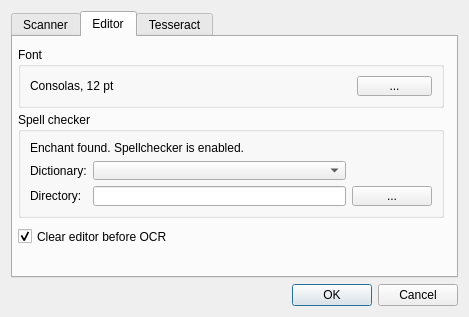
The window that ui/ui_settings.ui (zdenop/lector) describes before a commit, drawn with Qt 5.
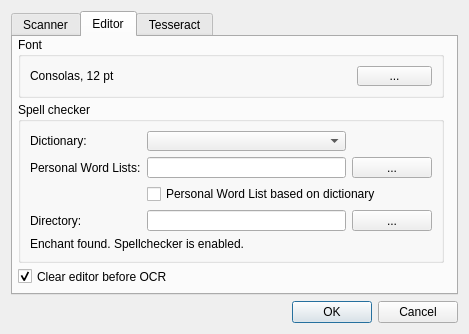
The same window after the commit. The open tabs and pages were chosen to show the change.

Commit message: user (PWL) dictionary

The edit to the form file:
```diff
--- a/ui/ui_settings.ui
+++ b/ui/ui_settings.ui
@@ -7,7 +7,7 @@
     <x>0</x>
     <y>0</y>
     <width>469</width>
-    <height>317</height>
+    <height>334</height>
    </rect>
   </property>
   <property name="windowTitle">
@@ -141,7 +141,7 @@
          <property name="geometry">
           <rect>
            <x>5</x>
-           <y>10</y>
+           <y>0</y>
            <width>426</width>
            <height>61</height>
           </rect>
@@ -195,7 +195,7 @@
          <property name="geometry">
           <rect>
            <x>5</x>
-           <y>190</y>
+           <y>230</y>
            <width>426</width>
            <height>19</height>
           </rect>
@@ -211,37 +211,37 @@
          <property name="geometry">
           <rect>
            <x>5</x>
-           <y>75</y>
+           <y>65</y>
            <width>426</width>
-           <height>106</height>
+           <height>161</height>
           </rect>
          </property>
          <property name="title">
           <string>Spell checker</string>
          </property>
          <layout class="QGridLayout" name="gridLayout">
-          <item row="1" column="0">
+          <item row="2" column="0">
            <widget class="QLabel" name="dictionaryLabel">
             <property name="text">
              <string>Dictionary:</string>
             </property>
            </widget>
           </item>
-          <item row="1" column="1">
+          <item row="2" column="1">
            <widget class="QComboBox" name="dictBox">
             <property name="toolTip">
              <string>Here is list of found distionaries</string>
             </property>
            </widget>
           </item>
-          <item row="2" column="0">
+          <item row="7" column="0">
            <widget class="QLabel" name="directoryLabel">
             <property name="text">
              <string>Directory:</string>
             </property>
            </widget>
           </item>
-          <item row="2" column="1">
+          <item row="7" column="1">
            <widget class="QLineEdit" name="directoryLine">
             <property name="mouseTracking">
              <bool>false</bool>
@@ -261,7 +261,7 @@
             </property>
            </widget>
           </item>
-          <item row="2" column="2">
+          <item row="7" column="2">
            <widget class="QPushButton" name="dictDirButton">
             <property name="toolTip">
              <string>Click here to set directory with your spellchecking dictionaries.</string>
@@ -271,7 +271,38 @@
             </property>
            </widget>
           </item>
-          <item row="0" column="0" colspan="3">
+          <item row="3" column="0">
+           <widget class="QLabel" name="labePWL">
+            <property name="text">
+             <string>Personal Word Lists:</string>
+            </property>
+           </widget>
+          </item>
+          <item row="3" column="1">
+           <widget class="QLineEdit" name="lineEditPWL"/>
+          </item>
+          <item row="3" column="2">
+           <widget class="QPushButton" name="pushButtonPWL">
+            <property name="text">
+             <string>...</string>
+            </property>
+           </widget>
+          </item>
+          <item row="4" column="1" colspan="2">
+           <widget class="QCheckBox" name="checkBoxPWL">
+            <property name="toolTip">
+             <string>&lt;!DOCTYPE HTML PUBLIC &quot;-//W3C//DTD HTML 4.0//EN&quot; &quot;http://www.w3.org/TR/REC-html40/strict.dtd&quot;&gt;
+&lt;html&gt;&lt;head&gt;&lt;meta name=&quot;qrichtext&quot; content=&quot;1&quot; /&gt;&lt;style type=&quot;text/css&quot;&gt;
+p, li { white-space: pre-wrap; }
+&lt;/style&gt;&lt;/head&gt;&lt;body style=&quot; font-family:'MS Shell Dlg 2'; font-size:8.25pt; font-weight:400; font-style:normal;&quot;&gt;
+&lt;p style=&quot; margin-top:0px; margin-bottom:0px; margin-left:0px; margin-right:0px; -qt-block-indent:0; text-indent:0px;&quot;&gt;If this option is checked and your &lt;span style=&quot; font-style:italic;&quot;&gt;Personal Word List&lt;/span&gt; is e.g. &amp;quot;/home/user/my_dict.txt&amp;quot;, than Lector will use as &lt;span style=&quot; font-style:italic;&quot;&gt;Personal Word List &lt;/span&gt; &amp;quot;/home/user/en_GB_my_dict.txt&amp;quot;, so you will have individual &lt;span style=&quot; font-style:italic;&quot;&gt;Personal Word List&lt;/span&gt;  file per used dictionary.&lt;/p&gt;&lt;/body&gt;&lt;/html&gt;</string>
+            </property>
+            <property name="text">
+             <string>Personal Word List based on dictionary</string>
+            </property>
+           </widget>
+          </item>
+          <item row="8" column="0" colspan="3">
            <widget class="QLabel" name="spellInfoLabel">
             <property name="text">
              <string>Enchant found. Spellchecker is enabled.</string>
```
The commit also changes 8 other files.
